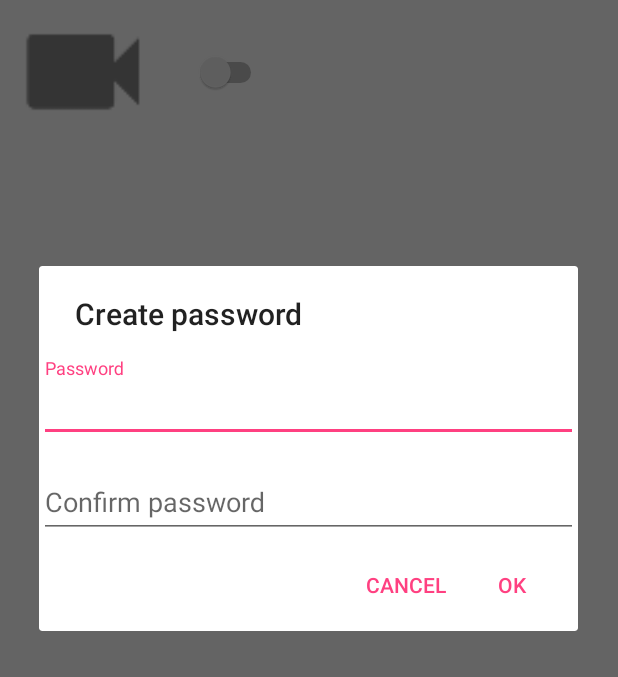
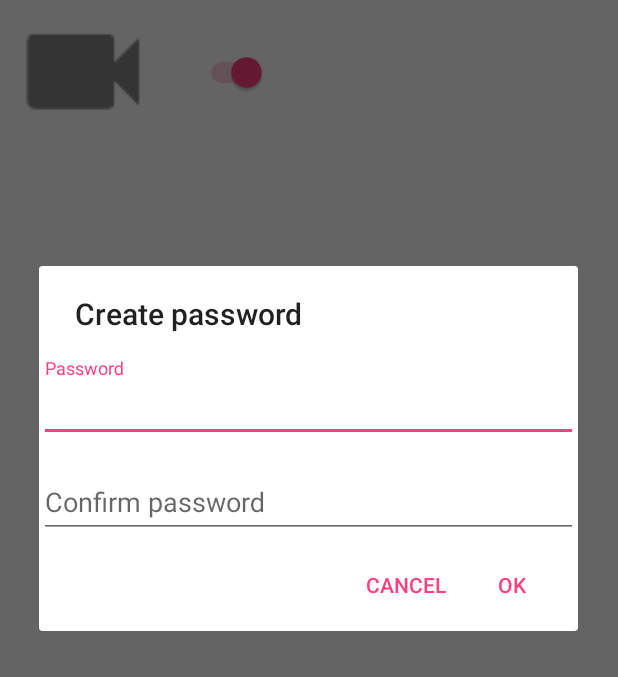
Before and after one commit to ArtemBotnev/AdminApp, an Android app: the MainActivity screen opened directly, with no data from a screen before it, after a tap on an icon or button, on a phone screen of 412 x 824 dp, the part 169-846 px from its top. Run offline under Robolectric (Android 15) with nearby library versions, the phone set to English and light mode, and no system bars; 2 statements that could not run were skipped.

Commit message:
added password request

```diff
--- a/app/src/main/java/ru/rs/adminapp/AdminReceiver.kt
+++ b/app/src/main/java/ru/rs/adminapp/AdminReceiver.kt
@@ -19,7 +19,7 @@ class AdminReceiver : DeviceAdminReceiver() {
 
     override fun onEnabled(context: Context?, intent: Intent?) {
         Log.i(TAG, "Enabled")
-        showShortToast(context!!, R.string.app_enable)
+        showLongToast(context!!, R.string.app_enable)
 
         MainActivity.launch(context)
 
@@ -28,7 +28,7 @@ class AdminReceiver : DeviceAdminReceiver() {
 
     override fun onDisabled(context: Context?, intent: Intent?) {
         Log.i(TAG, "Disabled")
-        showShortToast(context!!, R.string.app_enable)
+        showLongToast(context!!, R.string.app_enable)
         super.onDisabled(context, intent)
     }
 }
--- a/app/src/main/java/ru/rs/adminapp/MainActivity.kt
+++ b/app/src/main/java/ru/rs/adminapp/MainActivity.kt
@@ -42,9 +42,11 @@ class MainActivity : AppCompatActivity(), PasswordDialog.Resolvable {
     }
 
     override fun doChange(enable: Boolean) {
-        devicePolicyManager.setCameraDisabled(adminComponentName, !enable)
+        cameraSwitch.isChecked = enable
         cameraImage.setImageResource(
                 if (enable) R.drawable.ic_cam_enable else R.drawable.ic_cam_disable)
+
+        devicePolicyManager.setCameraDisabled(adminComponentName, !enable)
     }
 
     /**
@@ -52,12 +54,10 @@ class MainActivity : AppCompatActivity(), PasswordDialog.Resolvable {
      */
     fun changeCameraStatus(view: View) {
         val switch = view as Switch
+        val cameraEnable = switch.isChecked
+        switch.isChecked = !cameraEnable
 
-        checkPassword(switch.isChecked)
-
-//        devicePolicyManager.setCameraDisabled(adminComponentName, !switch.isChecked)
-//        cameraImage.setImageResource(
-//                if (switch.isChecked) R.drawable.ic_cam_enable else R.drawable.ic_cam_disable)
+        checkPassword(cameraEnable)
     }
 
     private fun adjustLayout() {
@@ -84,9 +84,8 @@ class MainActivity : AppCompatActivity(), PasswordDialog.Resolvable {
         val password = sharedPreference.getString(PASSWORD, PASSWORD_DEFAULT_VAL)
 
         // create dialog for setting password if password hasn't establish yet
-        val dialog = PasswordDialog(this, attemptEnable)
+        PasswordDialog(this, attemptEnable)
                 .showPasswordDialog(password == PASSWORD_DEFAULT_VAL)
-
-        dialog.show()
+                .show()
     }
 }
--- a/app/src/main/java/ru/rs/adminapp/PasswordDialog.kt
+++ b/app/src/main/java/ru/rs/adminapp/PasswordDialog.kt
@@ -33,27 +33,36 @@ class PasswordDialog(private val context: Context, private val attemptEnable: Bo
 
         if (!isRegistration) confirmView.visibility = View.GONE
 
-        return AlertDialog.Builder(context)
+        val passwordDialog = AlertDialog.Builder(context)
                 .setTitle(if (isRegistration) R.string.create_password else R.string.enter_password)
                 .setView(root)
-                .setPositiveButton(android.R.string.ok)
-                { dialog, which ->  if (isRegistration) setPassword(dialog) else checkPassword(dialog) }
-                .setNegativeButton(android.R.string.cancel)
-                { dialog, which ->  dialog.dismiss() }
+                .setPositiveButton(android.R.string.ok, null)
+                .setNegativeButton(android.R.string.cancel, null)
                 .create()
+
+        passwordDialog.setOnShowListener { dialog ->
+            val button = (dialog as AlertDialog).getButton(AlertDialog.BUTTON_POSITIVE)
+
+            button.setOnClickListener {
+                if (isRegistration) setPassword(dialog) else checkPassword(dialog)
+            }
+        }
+
+        return passwordDialog
     }
 
     private fun setPassword(dialog: DialogInterface) {
         if (passwordView.text.length < MIN_PASSWORD_LENGTH) {
-            showShortToast(context, R.string.short_password)
+            showLongToast(context, R.string.short_password)
             return
         } else if (passwordView.text.contains(" ")) {
-            showShortToast(context, R.string.password_space)
+            showLongToast(context, R.string.password_space)
             return
-        } else if (passwordView.text != confirmView.text) {
-            showShortToast(context, R.string.password_confirm_mismatch)
+        } else if (passwordView.text.toString() != confirmView.text.toString()) {
+            showLongToast(context, R.string.password_confirm_mismatch)
             return
         } else {
+            showLongToast(context, R.string.password_set_success)
             PreferenceManager.getDefaultSharedPreferences(context)
                     .edit()
                     .putString(PASSWORD, passwordView.text.toString())
@@ -69,7 +78,7 @@ class PasswordDialog(private val context: Context, private val attemptEnable: Bo
                 .getString(PASSWORD, PASSWORD_DEFAULT_VAL)
 
         if (password == PASSWORD_DEFAULT_VAL || passwordView.text.toString() != password) {
-            showShortToast(context, R.string.password_confirm_mismatch)
+            showLongToast(context, R.string.wrong_password)
         } else {
             resolvable.doChange(attemptEnable)
             dialog.dismiss()
@@ -80,6 +89,11 @@ class PasswordDialog(private val context: Context, private val attemptEnable: Bo
      * Allows change smth protected by password
      */
     internal interface Resolvable {
+        /**
+         * change smth if password is right
+         *
+         * @param enable - action is enabling or disabling
+         */
         fun doChange(enable: Boolean)
     }
 }
--- a/app/src/main/java/ru/rs/adminapp/Util.kt
+++ b/app/src/main/java/ru/rs/adminapp/Util.kt
@@ -11,5 +11,5 @@ import android.widget.Toast
 const val PASSWORD = "password_shed"
 const val PASSWORD_DEFAULT_VAL = ""
 
-fun showShortToast(context: Context, sourceId: Int) =
-        Toast.makeText(context, sourceId, Toast.LENGTH_SHORT).show()
+fun showLongToast(context: Context, sourceId: Int) =
+        Toast.makeText(context, sourceId, Toast.LENGTH_LONG).show()
--- a/app/src/main/res/values/strings.xml
+++ b/app/src/main/res/values/strings.xml
@@ -17,7 +17,7 @@
     <string name="short_password">Too short password</string>
     <string name="password_space">Password must not contains space</string>
     <string name="password_confirm_mismatch">Fields mismatch, check you input</string>
-    <string name="password_set">Password has set successful</string>
+    <string name="password_set_success">Password has set successful</string>
     <string name="wrong_password">Wrong password</string>
 
 </resources>
```
